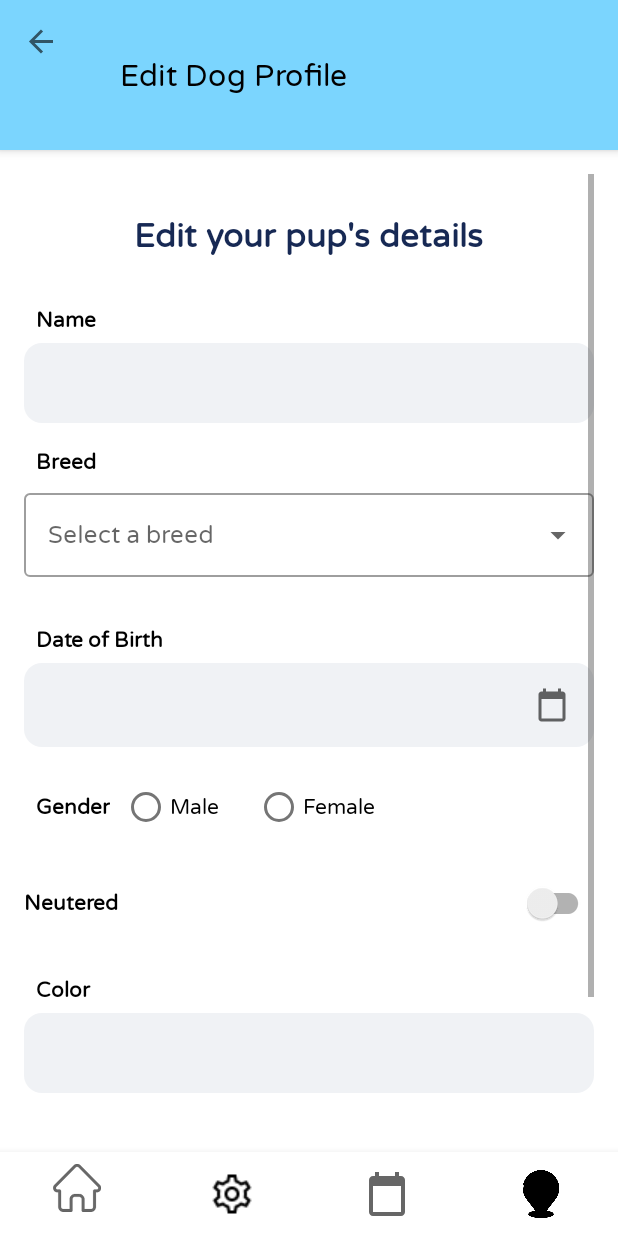
After one commit to TripleAleph/BScFinalProject, an Android app: the EditDogProfileFragment screen opened through its navigation route, on a phone screen of 412 x 824 dp. The commit adds this screen. Run offline under Robolectric (Android 15) with nearby library versions, the light colour scheme and no system bars; our stand-ins replace Firebase (no records; nobody signed in at launch, a user with empty details on screens opened directly), navigation-ui; pictures from the network do not load.

Commit message:
working dog profile with updates profile

```diff
--- a/PawsitiveLife/app/src/main/java/com/example/pawsitivelife/ui/mydogs/Dog.kt
+++ b/PawsitiveLife/app/src/main/java/com/example/pawsitivelife/ui/mydogs/Dog.kt
@@ -8,4 +8,6 @@ data class Dog(
     val color: String = "",
     val neutered: Boolean = false,
     val microchipped: Boolean = false,
-    val imageUrl: String)
+    val imageUrl: String,
+    val dogId: String = ""
+)
--- /dev/null
+++ b/PawsitiveLife/app/src/main/java/com/example/pawsitivelife/ui/mydogs/EditDogProfileFragment.kt
@@ -0,0 +1,161 @@
+package com.example.pawsitivelife.ui.mydogs
+
+import android.app.DatePickerDialog
+import android.os.Bundle
+import android.view.LayoutInflater
+import android.view.View
+import android.view.ViewGroup
+import android.widget.ArrayAdapter
+import android.widget.EditText
+import android.widget.RadioButton
+import android.widget.TextView
+import android.widget.Toast
+import androidx.fragment.app.Fragment
+import androidx.navigation.fragment.findNavController
+import com.example.pawsitivelife.R
+import com.example.pawsitivelife.data.remote.DogApi
+import com.example.pawsitivelife.databinding.FragmentEditDogProfileBinding
+import com.google.firebase.auth.FirebaseAuth
+import com.google.firebase.firestore.FirebaseFirestore
+import java.text.SimpleDateFormat
+import java.util.Calendar
+import java.util.Locale
+import androidx.lifecycle.lifecycleScope
+import kotlinx.coroutines.launch
+
+
+
+class EditDogProfileFragment : Fragment() {
+
+    private var _binding: FragmentEditDogProfileBinding? = null
+    private val binding get() = _binding!!
+    private val db = FirebaseFirestore.getInstance()
+    private val auth = FirebaseAuth.getInstance()
+
+    private var dogId: String? = null
+
+    override fun onCreateView(
+        inflater: LayoutInflater, container: ViewGroup?,
+        savedInstanceState: Bundle?
+    ): View {
+        _binding = FragmentEditDogProfileBinding.inflate(inflater, container, false)
+        return binding.root
+    }
+
+    override fun onViewCreated(view: View, savedInstanceState: Bundle?) {
+        super.onViewCreated(view, savedInstanceState)
+
+        dogId = arguments?.getString("dogId")
+        val name = arguments?.getString("name") ?: ""
+        val birthDate = arguments?.getString("dateOfBirth") ?: ""
+        val gender = arguments?.getString("gender") ?: ""
+        val breed = arguments?.getString("breed") ?: ""
+        val color = arguments?.getString("color") ?: ""
+        val neutered = arguments?.getBoolean("neutered") ?: false
+        val microchipped = arguments?.getBoolean("microchipped") ?: false
+
+        binding.editDogEDTName.setText(name)
+        binding.editDogEDTDate.text = birthDate
+        binding.editDogEDTColor.setText(color)
+        binding.editDogSWNeutered.isChecked = neutered
+        binding.editDogSWMicrochipped.isChecked = microchipped
+
+        if (gender == "Male") binding.editDogGenderMale.isChecked = true
+        else if (gender == "Female") binding.editDogGenderFemale.isChecked = true
+
+        fetchBreedsFromApi(breed)
+
+        binding.editDogEDTDate.setOnClickListener {
+            showDatePicker()
+        }
+
+        binding.editDogBTNSave.setOnClickListener {
+            saveChangesToFirestore()
+        }
+    }
+
+
+    private fun fetchBreedsFromApi(currentBreed: String) {
+        lifecycleScope.launch {
+            try {
+                val response = DogApi.retrofitService.getBreeds()
+                if (response.isSuccessful) {
+                    val breedsMap = response.body()?.message ?: emptyMap()
+                    val breedList = breedsMap.keys
+                        .map { it.replaceFirstChar { c -> c.uppercaseChar() } }
+                        .sorted()
+
+                    val adapter = ArrayAdapter(
+                        requireContext(),
+                        android.R.layout.simple_dropdown_item_1line,
+                        breedList
+                    )
+                    binding.editDogEDTBreed.setAdapter(adapter)
+                    binding.editDogEDTBreed.setText(currentBreed, false)
+                } else {
+                    Toast.makeText(requireContext(), "Failed to load breeds", Toast.LENGTH_SHORT).show()
+                }
+            } catch (e: Exception) {
+                Toast.makeText(requireContext(), "Breed API error: ${e.localizedMessage}", Toast.LENGTH_SHORT).show()
+            }
+        }
+    }
+
+    private fun showDatePicker() {
+        val calendar = Calendar.getInstance()
+        DatePickerDialog(
+            requireContext(),
+            { _, year, month, day ->
+                val pickedDate = Calendar.getInstance()
+                pickedDate.set(year, month, day)
+                val formatter = SimpleDateFormat("yyyy-MM-dd", Locale.getDefault())
+                binding.editDogEDTDate.text = formatter.format(pickedDate.time)
+            },
+            calendar.get(Calendar.YEAR),
+            calendar.get(Calendar.MONTH),
+            calendar.get(Calendar.DAY_OF_MONTH)
+        ).show()
+    }
+
+    private fun saveChangesToFirestore() {
+        val name = binding.editDogEDTName.text.toString()
+        val breed = binding.editDogEDTBreed.text.toString()
+        val dateOfBirth = binding.editDogEDTDate.text.toString()
+        val color = binding.editDogEDTColor.text.toString()
+        val gender = when {
+            binding.editDogGenderMale.isChecked -> "Male"
+            binding.editDogGenderFemale.isChecked -> "Female"
+            else -> ""
+        }
+        val neutered = binding.editDogSWNeutered.isChecked
+        val microchipped = binding.editDogSWMicrochipped.isChecked
+
+        val user = auth.currentUser ?: return
+        val docId = dogId ?: return
+
+        val dogRef = db.collection("users").document(user.uid).collection("dogs").document(docId)
+        val updatedData = mapOf(
+            "name" to name,
+            "breed" to breed,
+            "dateOfBirth" to dateOfBirth,
+            "gender" to gender,
+            "color" to color,
+            "neutered" to neutered,
+            "microchipped" to microchipped
+        )
+
+        dogRef.update(updatedData)
+            .addOnSuccessListener {
+                Toast.makeText(requireContext(), "Dog profile updated", Toast.LENGTH_SHORT).show()
+                findNavController().navigateUp()
+            }
+            .addOnFailureListener {
+                Toast.makeText(requireContext(), "Failed to update dog", Toast.LENGTH_SHORT).show()
+            }
+    }
+
+    override fun onDestroyView() {
+        super.onDestroyView()
+        _binding = null
+    }
+}
--- /dev/null
+++ b/PawsitiveLife/app/src/main/res/layout/fragment_edit_dog_profile.xml
@@ -0,0 +1,214 @@
+<?xml version="1.0" encoding="utf-8"?>
+<ScrollView xmlns:android="http://schemas.android.com/apk/res/android"
+    xmlns:app="http://schemas.android.com/apk/res-auto"
+    android:layout_width="match_parent"
+    android:layout_height="match_parent"
+    android:background="@color/white"
+    android:padding="16dp">
+
+    <androidx.appcompat.widget.LinearLayoutCompat
+        android:layout_width="match_parent"
+        android:layout_height="wrap_content"
+        android:orientation="vertical"
+        android:paddingBottom="16dp">
+
+        <!-- Title -->
+        <androidx.appcompat.widget.AppCompatTextView
+            android:layout_width="wrap_content"
+            android:layout_height="wrap_content"
+            android:layout_gravity="center"
+            android:layout_marginTop="10dp"
+            android:padding="16dp"
+            android:text="Edit your pup's details"
+            android:textColor="@color/spindle_950"
+            android:textSize="22sp"
+            android:textStyle="bold" />
+
+        <!-- Dog Name Field -->
+        <androidx.appcompat.widget.AppCompatTextView
+            android:layout_width="match_parent"
+            android:layout_height="wrap_content"
+            android:paddingStart="8dp"
+            android:paddingBottom="6dp"
+            android:paddingTop="16dp"
+            android:text="Name"
+            android:textColor="@color/black"
+            android:textStyle="bold" />
+
+        <EditText
+            android:id="@+id/editDog_EDT_name"
+            android:layout_width="match_parent"
+            android:layout_height="wrap_content"
+            android:background="@drawable/rounded_input_background"
+            android:inputType="text"
+            android:padding="16dp"
+            android:textColor="#141414"
+            android:textColorHint="#3E4D5B"
+            android:textSize="16sp" />
+
+        <!-- Breed Dropdown -->
+        <androidx.appcompat.widget.AppCompatTextView
+            android:layout_width="match_parent"
+            android:layout_height="wrap_content"
+            android:paddingStart="8dp"
+            android:paddingTop="16dp"
+            android:paddingBottom="6dp"
+            android:text="Breed"
+            android:textColor="@color/black"
+            android:textStyle="bold" />
+
+        <com.google.android.material.textfield.TextInputLayout
+            android:id="@+id/editDog_SPN_breedField"
+            style="@style/Widget.MaterialComponents.TextInputLayout.OutlinedBox.ExposedDropdownMenu"
+            android:layout_width="match_parent"
+            android:layout_height="wrap_content"
+            android:hint="Select a breed"
+            android:paddingBottom="16dp">
+
+            <AutoCompleteTextView
+                android:id="@+id/editDog_EDT_breed"
+                android:layout_width="match_parent"
+                android:layout_height="wrap_content"
+                android:inputType="none" />
+        </com.google.android.material.textfield.TextInputLayout>
+
+        <!-- Date of Birth -->
+        <androidx.appcompat.widget.AppCompatTextView
+            android:layout_width="match_parent"
+            android:layout_height="wrap_content"
+            android:paddingStart="8dp"
+            android:paddingTop="16dp"
+            android:paddingBottom="6dp"
+            android:text="Date of Birth"
+            android:textColor="@color/black"
+            android:textStyle="bold" />
+
+        <TextView
+            android:id="@+id/editDog_EDT_date"
+            android:layout_width="match_parent"
+            android:layout_height="wrap_content"
+            android:background="@drawable/rounded_input_background"
+            android:padding="16dp"
+            android:text="Select a date"
+            android:textColor="@color/black"
+            android:textSize="16sp"
+            android:drawableEnd="@drawable/ic_cal"
+            android:drawablePadding="8dp"
+            android:clickable="true"
+            android:focusable="true" />
+
+        <!-- Gender Selection -->
+        <LinearLayout
+            android:layout_width="match_parent"
+            android:layout_height="wrap_content"
+            android:layout_marginTop="16dp"
+            android:orientation="horizontal"
+            android:gravity="center_vertical">
+
+            <androidx.appcompat.widget.AppCompatTextView
+                android:layout_width="wrap_content"
+                android:layout_height="wrap_content"
+                android:layout_marginEnd="8dp"
+                android:paddingStart="8dp"
+                android:text="Gender"
+                android:textColor="@color/black"
+                android:textStyle="bold" />
+
+            <RadioGroup
+                android:id="@+id/editDog_gender_group"
+                android:layout_width="match_parent"
+                android:layout_height="wrap_content"
+                android:orientation="horizontal">
+
+                <RadioButton
+                    android:id="@+id/editDog_gender_male"
+                    android:layout_width="wrap_content"
+                    android:layout_height="wrap_content"
+                    android:text="Male" />
+
+                <RadioButton
+                    android:id="@+id/editDog_gender_female"
+                    android:layout_width="wrap_content"
+                    android:layout_height="wrap_content"
+                    android:text="Female"
+                    android:layout_marginStart="24dp" />
+            </RadioGroup>
+        </LinearLayout>
+
+        <!-- Neutered -->
+        <androidx.appcompat.widget.LinearLayoutCompat
+            android:layout_width="match_parent"
+            android:layout_height="wrap_content"
+            android:layout_marginTop="16dp"
+            android:orientation="horizontal">
+
+            <androidx.appcompat.widget.AppCompatTextView
+                android:layout_width="0dp"
+                android:layout_height="wrap_content"
+                android:layout_weight="1"
+                android:text="Neutered"
+                android:textColor="@color/black"
+                android:textStyle="bold" />
+
+            <androidx.appcompat.widget.SwitchCompat
+                android:id="@+id/editDog_SW_neutered"
+                android:layout_width="wrap_content"
+                android:layout_height="wrap_content" />
+        </androidx.appcompat.widget.LinearLayoutCompat>
+
+        <!-- Color -->
+        <androidx.appcompat.widget.AppCompatTextView
+            android:layout_width="match_parent"
+            android:layout_height="wrap_content"
+            android:paddingStart="8dp"
+            android:paddingTop="24dp"
+            android:paddingBottom="6dp"
+            android:text="Color"
+            android:textColor="@color/black"
+            android:textStyle="bold" />
+
+        <EditText
+            android:id="@+id/editDog_EDT_color"
+            android:layout_width="match_parent"
+            android:layout_height="wrap_content"
+            android:background="@drawable/rounded_input_background"
+            android:padding="16dp"
+            android:textColor="#141414"
+            android:textColorHint="#3E4D5B"
+            android:textSize="16sp" />
+
+        <!-- Microchipped -->
+        <androidx.appcompat.widget.LinearLayoutCompat
+            android:layout_width="match_parent"
+            android:layout_height="wrap_content"
+            android:layout_marginTop="16dp"
+            android:orientation="horizontal">
+
+            <androidx.appcompat.widget.AppCompatTextView
+                android:layout_width="0dp"
+                android:layout_height="wrap_content"
+                android:layout_weight="1"
+                android:text="Microchipped"
+                android:textColor="@color/black"
+                android:textStyle="bold" />
+
+            <androidx.appcompat.widget.SwitchCompat
+                android:id="@+id/editDog_SW_microchipped"
+                android:layout_width="wrap_content"
+                android:layout_height="wrap_content" />
+        </androidx.appcompat.widget.LinearLayoutCompat>
+
+        <!-- Save Button -->
+        <com.google.android.material.button.MaterialButton
+            android:id="@+id/editDog_BTN_save"
+            android:layout_width="200dp"
+            android:layout_height="wrap_content"
+            android:layout_gravity="center_horizontal"
+            android:layout_marginTop="18dp"
+            android:text="Save"
+            android:textColor="@color/white"
+            app:backgroundTint="@color/french_rose_500"
+            app:cornerRadius="50dp" />
+
+    </androidx.appcompat.widget.LinearLayoutCompat>
+</ScrollView>
--- a/PawsitiveLife/app/src/main/res/navigation/nav_graph.xml
+++ b/PawsitiveLife/app/src/main/res/navigation/nav_graph.xml
@@ -82,6 +82,10 @@
         <action
             android:id="@+id/action_dogProfileFragment_to_weightFragment"
             app:destination="@id/weightFragment" />
+        <action
+            android:id="@+id/action_dogProfileFragment_to_editDogProfileFragment"
+            app:destination="@id/editDogProfileFragment" />
+
     </fragment>
 
     <!-- Dog Profile - Sub Screens -->
@@ -121,6 +125,13 @@
         android:label="Weight"
         tools:layout="@layout/fragment_weight" />
 
+    <fragment
+        android:id="@+id/editDogProfileFragment"
+        android:name="com.example.pawsitivelife.ui.mydogs.EditDogProfileFragment"
+        android:label="Edit Dog Profile"
+        tools:layout="@layout/fragment_edit_dog_profile" />
+
+
     <!-- Appointments -->
     <fragment
         android:id="@+id/navigation_appointments"
```
Also changed, not shown: PawsitiveLife/app/src/main/java/com/example/pawsitivelife/ui/DogProfileFragment.kt (+109 -15 lines), PawsitiveLife/app/src/main/java/com/example/pawsitivelife/ui/home/HomeFragment.kt (+8 -10 lines), PawsitiveLife/app/src/main/java/com/example/pawsitivelife/ui/mydogs/EditNotesFragment.kt (+37 -6 lines).
